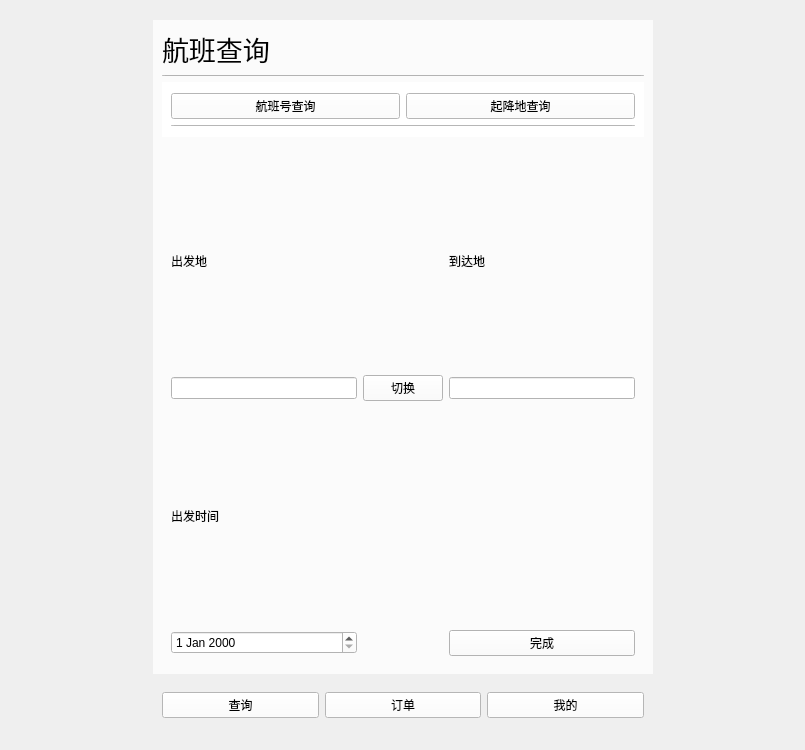
Old version of the form mainwidget.ui in the repository Jinyuan-S/AirSystem.
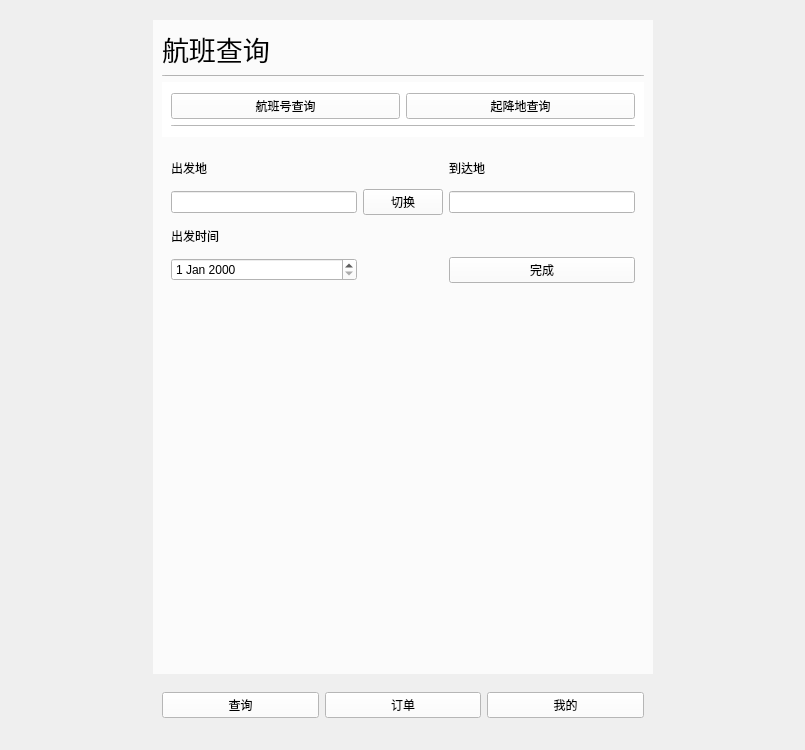
New version of the form. The open tabs and pages were chosen to show the change. Custom widgets are drawn as their Qt base class.

Patch:
```diff
--- a/mainwidget.ui
+++ b/mainwidget.ui
@@ -2567,6 +2567,16 @@
             </widget>
            </widget>
           </item>
+          <item>
+           <widget class="QWidget" name="widget_6" native="true">
+            <property name="minimumSize">
+             <size>
+              <width>0</width>
+              <height>400</height>
+             </size>
+            </property>
+           </widget>
+          </item>
          </layout>
         </widget>
         <widget class="QWidget" name="page_5"/>
```
Left out of the diff: 4 changed lines with no effect on the pictures.
